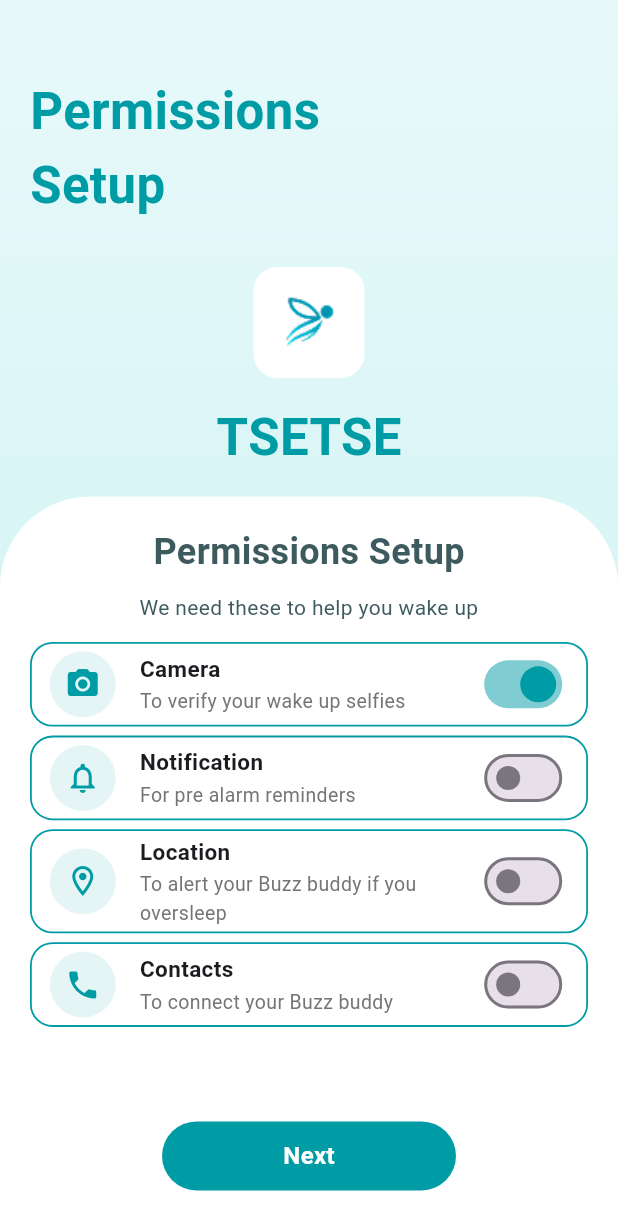
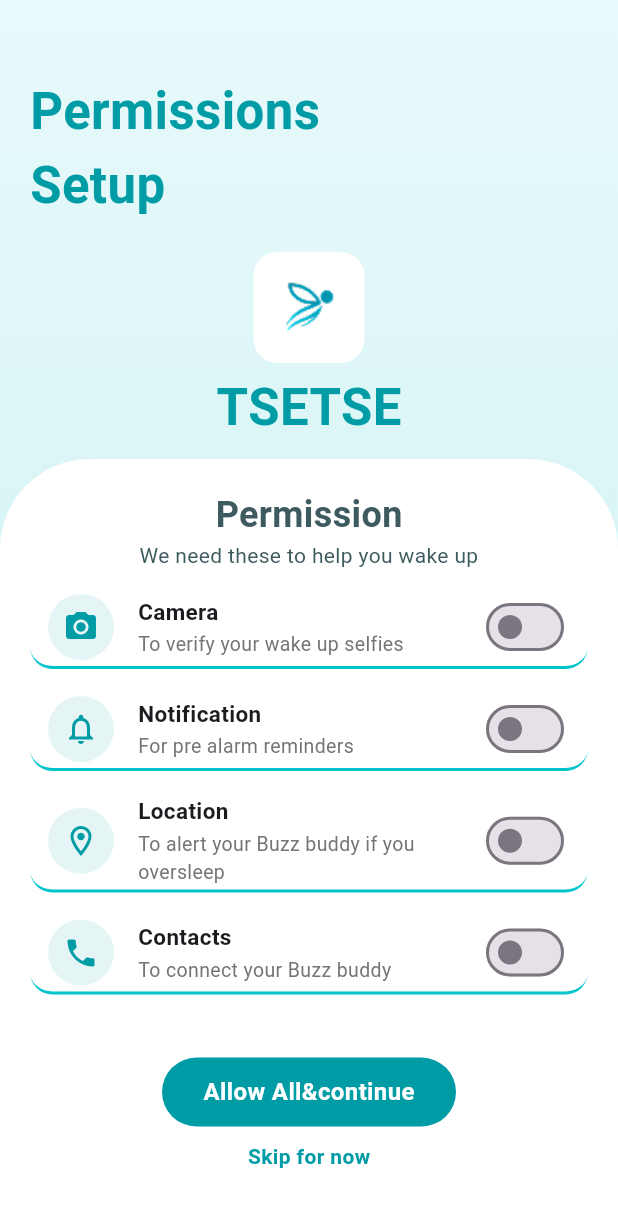
Before and after one commit to FluxtonX/Tsetse, a Flutter app: the LoginScreen screen opened directly, after a tap on "Login", after a tap on "Continue", on a phone screen of 412 x 824 dp. Shown: the top 1230 px of the screen. Run offline on Flutter 3.47's test engine with Material 3 defaults, Android fonts, the phone set to English and light mode, and no system bars; our stand-ins replace cloud_firestore, firebase_auth, firebase_core, image_picker, permission_handler, pin_code_fields; accounts and stored records are empty; network calls fail.

Commit message:
Your message

```diff
--- a/lib/Widgets/buildPermission_tile.dart
+++ b/lib/Widgets/buildPermission_tile.dart
@@ -1,4 +1,5 @@
 import 'package:flutter/material.dart';
+import 'package:permission_handler/permission_handler.dart';
 
 Widget buildPermissionTile({
   required IconData icon,
@@ -6,13 +7,16 @@ Widget buildPermissionTile({
   required String subtitle,
   required bool value,
   required Color color,
+  required VoidCallback onTap,
 }) {
   return Container(
-    margin: const EdgeInsets.symmetric(vertical: 3, horizontal: 20),
-    padding: const EdgeInsets.symmetric(horizontal: 12, vertical: 3),
+    margin: const EdgeInsets.symmetric(vertical: 2, horizontal: 20),
+    padding: const EdgeInsets.symmetric(horizontal: 12, vertical: 2),
     decoration: BoxDecoration(
-      border: Border.all(color: color, width: 1.2),
       borderRadius: BorderRadius.circular(15),
+      border: Border(
+        bottom: BorderSide(color: const Color(0xFF00C4CC), width: 2),
+      ),
     ),
     child: Row(
       children: [
@@ -41,7 +45,17 @@ Widget buildPermissionTile({
             ],
           ),
         ),
-        Switch(value: value, onChanged: (_) {}, activeColor: color),
+        Switch(
+          value: value,
+          onChanged: (val) {
+            if (val == true) {
+              onTap();
+            } else {
+              openAppSettings();
+            }
+          },
+          activeColor: color,
+        ),
       ],
     ),
   );
--- a/lib/views/authentication/firebaseauthenrication_Screen.dart
+++ b/lib/views/authentication/firebaseauthenrication_Screen.dart
@@ -1,12 +1,30 @@
+import 'package:cloud_firestore/cloud_firestore.dart';
 import 'package:firebase_auth/firebase_auth.dart';
+import 'package:tsetse/Models/user_model.dart';
 
 final FirebaseAuth _auth = FirebaseAuth.instance;
-Future<void> signUpWithEmailPassword(String email, String password) async {
+Future<void> signUpWithEmailPassword(
+  String email,
+  String password,
+  String name,
+) async {
   try {
     UserCredential userCredential = await _auth.createUserWithEmailAndPassword(
       email: email,
       password: password,
     );
+
+    final userCredentialData = UserModel(
+      uid: userCredential.user!.uid,
+      name: name,
+      email: email,
+      createdAt: DateTime.now(),
+    );
+
+    final doc = await FirebaseFirestore.instance
+        .collection('users')
+        .doc(userCredentialData.uid)
+        .set(userCredentialData.toMap());
   } catch (e) {}
 }
 
@@ -16,5 +34,12 @@ Future<void> SignInWithEmialandPassword(String email, String password) async {
       email: email,
       password: password,
     );
+
+    final doc = await FirebaseFirestore.instance
+        .collection('users')
+        .doc(userCredential.user!.uid)
+        .get();
+
+    final user = UserModel.fromMap(doc.data()!);
   } catch (e) {}
 }
--- a/lib/views/authentication/login_screen.dart
+++ b/lib/views/authentication/login_screen.dart
@@ -17,6 +17,8 @@ class LoginScreen extends StatefulWidget {
 class _LoginScreenState extends State<LoginScreen> {
   final emaiController = TextEditingController();
   final passwordController = TextEditingController();
+  final nameController = TextEditingController();
+
   @override
   Widget build(BuildContext context) {
     return Scaffold(
--- a/lib/views/authentication/otp_screen.dart
+++ b/lib/views/authentication/otp_screen.dart
@@ -142,7 +142,7 @@ class OtpScreen extends StatelessWidget {
                           Navigator.pushReplacement(
                             context,
                             MaterialPageRoute(
-                              builder: (context) => const Permission(),
+                              builder: (context) => PermissionScreen(),
                             ),
                           );
                         },
--- a/lib/views/authentication/permission.dart
+++ b/lib/views/authentication/permission.dart
@@ -1,13 +1,70 @@
 import 'package:flutter/material.dart';
+import 'package:permission_handler/permission_handler.dart';
 import 'package:tsetse/Widgets/buildPermission_tile.dart';
 import 'package:tsetse/core/utils/app_colors.dart';
 import 'package:tsetse/views/alerttime_screen.dart';
 import 'package:tsetse/views/authentication/auth_screen.dart'
     show Reusablebutton;
+import 'package:tsetse/views/authentication/permission.dart'
+    as permission_handler;
 
+class PermissionScreen extends StatefulWidget {
+  PermissionScreen({super.key});
 
-class Permission extends StatelessWidget {
-  const Permission({super.key});
+  @override
+  State<PermissionScreen> createState() => _PermissionScreenState();
+}
+
+class _PermissionScreenState extends State<PermissionScreen> {
+  bool cameraGranted = false;
+
+  bool notificationGranted = false;
+
+  bool locationGranted = false;
+
+  bool contactsGranted = false;
+
+  Future<void> requestcameraPermission() async {
+    var status = await Permission.camera.request();
+    setState(() {
+      cameraGranted = status.isGranted;
+    });
+  }
+
+  Future<void> notificationRequest() async {
+    var status = await Permission.notification.request();
+    setState(() {
+      notificationGranted = status.isGranted;
+    });
+  }
+
+  Future<void> locationPermission() async {
+    var status = await Permission.location.request();
+    setState(() {
+      locationGranted = status.isGranted;
+    });
+  }
+
+  Future<void> contactsPermission() async {
+    var status = await Permission.contacts.request();
+    setState(() {
+      contactsGranted = status.isGranted;
+    });
+  }
+
+  Future<void> allowAllPermissions() async {
+    var camera = await Permission.camera.request();
+    var notification = await Permission.notification.request();
+    var location = await Permission.location.request();
+    var contacts = await Permission.contacts.request();
+
+    setState(() {
+      cameraGranted = camera.isGranted;
+      notificationGranted = notification.isGranted;
+      locationGranted = location.isGranted;
+      contactsGranted = contacts.isGranted;
+    });
+  }
 
   @override
   Widget build(BuildContext context) {
@@ -41,7 +98,7 @@ class Permission extends StatelessWidget {
               ),
             ),
 
-            SizedBox(height: 30),
+            SizedBox(height: 20),
 
             Container(
               height: 74,
@@ -57,7 +114,7 @@ class Permission extends StatelessWidget {
                 ],
               ),
             ),
-            const SizedBox(height: 15),
+            const SizedBox(height: 5),
             const Text(
               "TSETSE",
               style: TextStyle(
@@ -66,7 +123,7 @@ class Permission extends StatelessWidget {
                 fontWeight: FontWeight.w700,
               ),
             ),
-            const SizedBox(height: 15),
+            const SizedBox(height: 10),
             // Spacer(),
             Expanded(
               flex: 1,
@@ -85,14 +142,13 @@ class Permission extends StatelessWidget {
                     children: [
                       SizedBox(height: 20),
                       Text(
-                        'Permissions Setup',
+                        'Permission',
                         style: TextStyle(
                           fontSize: 24,
                           fontWeight: FontWeight.w700,
                           color: AppColors.subtittlecolor,
                         ),
                       ),
-                      SizedBox(height: 10),
                       Text(
                         'We need these to help you wake up',
                         style: TextStyle(color: AppColors.subtittlecolor),
@@ -103,43 +159,94 @@ class Permission extends StatelessWidget {
                         icon: Icons.camera_alt,
                         title: "Camera",
                         subtitle: "To verify your wake up selfies",
-                        value: true,
+                        value: cameraGranted,
                         color: AppColors.Tsetsecolor,
+                        onTap: () {
+                          requestcameraPermission();
+                        },
                       ),
+                      SizedBox(height: 10),
+
                       buildPermissionTile(
                         icon: Icons.notifications_none,
                         title: "Notification",
                         subtitle: "For pre alarm reminders",
-                        value: false,
+                        value: notificationGranted,
                         color: AppColors.Tsetsecolor,
+                        onTap: () {
+                          notificationRequest();
+                        },
                       ),
+                      SizedBox(height: 10),
+
                       buildPermissionTile(
                         icon: Icons.location_on_outlined,
                         title: "Location",
                         subtitle: "To alert your Buzz buddy if you oversleep",
-                        value: false,
+                        value: locationGranted,
                         color: AppColors.Tsetsecolor,
+                        onTap: () {
+                          locationPermission();
+                        },
                       ),
+                      SizedBox(height: 10),
+
                       buildPermissionTile(
                         icon: Icons.phone,
                         title: "Contacts",
                         subtitle: "To connect your Buzz buddy",
-                        value: false,
+                        value: contactsGranted,
                         color: AppColors.Tsetsecolor,
+                        onTap: () {
+                          contactsPermission();
+                        },
                       ),
-                      SizedBox(height: 60),
+                      SizedBox(height: 40),
 
                       Reusablebutton(
-                        text: 'Next',
+                        text: 'Allow All&continue',
                         backgroundColor: AppColors.Tsetsecolor,
+                        onTap: () async {
+                          await allowAllPermissions();
+
+                          if (cameraGranted &&
+                              notificationGranted &&
+                              locationGranted &&
+                              contactsGranted) {
+                            Navigator.pushReplacement(
+                              context,
+                              MaterialPageRoute(
+                                builder: (context) => const AlarmTimeScreen(),
+                              ),
+                            );
+                          } else {
+                            ScaffoldMessenger.of(context).showSnackBar(
+                              SnackBar(
+                                content: Text(
+                                  "Please allow all permissions to continue.",
+                                ),
+                              ),
+                            );
+                          }
+                        },
+                      ),
+                      SizedBox(height: 10),
+                      GestureDetector(
                         onTap: () {
-                          Navigator.pushReplacement(
+                          Navigator.push(
                             context,
                             MaterialPageRoute(
-                              builder: (context) => const AlarmTimeScreen(),
+                              builder: (context) => AlarmTimeScreen(),
                             ),
                           );
                         },
+                        child: Text(
+                          'Skip for now',
+                          style: TextStyle(
+                            color: AppColors.Tsetsecolor,
+                            fontWeight: FontWeight.w600,
+                          ),
+                        ),
                       ),
                     ],
                   ),
--- a/lib/views/authentication/registration_screen.dart
+++ b/lib/views/authentication/registration_screen.dart
@@ -150,6 +150,7 @@ class _RegistrationScreenState extends State<RegistrationScreen> {
                               signUpWithEmailPassword(
                                 emaiController.text.trim(),
                                 passwordController.text.trim(),
+                                nameController.text,
                               );
                               Navigator.pushReplacement(
                                 context,
--- a/pubspec.yaml
+++ b/pubspec.yaml
@@ -40,6 +40,7 @@ dependencies:
   permission_handler: ^12.0.1
   firebase_auth: ^6.1.2
   firebase_core: ^4.2.1
+  cloud_firestore: ^6.1.0
 
 dev_dependencies:
   flutter_test:
```
Also changed, not shown: lib/Models/user_model.dart (added, +33 -0 lines), lib/views/authentication/name_screen.dart (+5 -4 lines), firebase.json, lib/firebase_options.dart, pubspec.lock, 5 other files.
